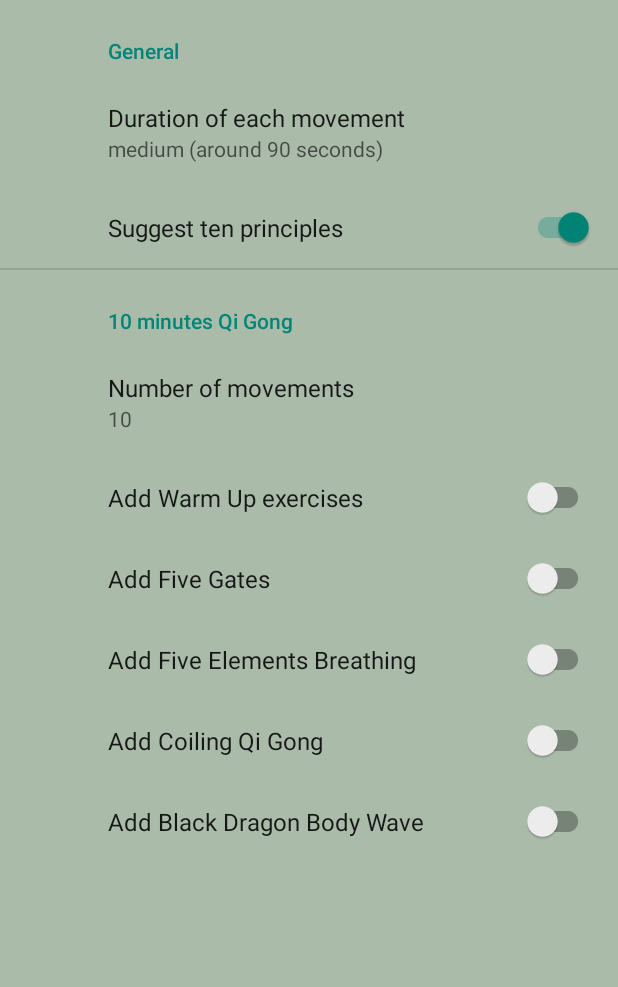
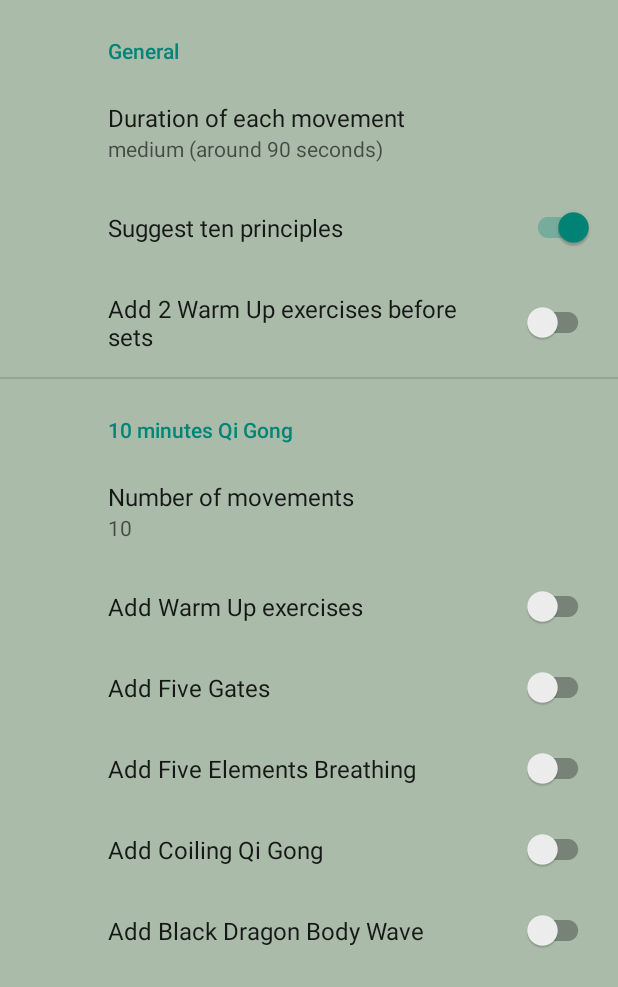
Before and after one commit to gabrielecuccu/YangStyleTaiChi, an Android app: the SettingsActivity screen opened directly, with no data from a screen before it, on a phone screen of 412 x 824 dp. Shown: the top 987 px of the screen. Run offline under Robolectric (Android 15) with nearby library versions, the phone set to English and light mode, and no system bars; our stand-ins replace androidx.preference.

Commit message:
warmUp added to sets

```diff
--- a/app/src/main/java/expressive/qigong/gui/activities/MovementSetActivity.java
+++ b/app/src/main/java/expressive/qigong/gui/activities/MovementSetActivity.java
@@ -169,4 +169,9 @@ public class MovementSetActivity extends Activity implements TextToSpeech.OnInit
         String number = PreferenceManager.getDefaultSharedPreferences(this).getString("RANDOM_NUMBER_OF_MOVEMENTS", "10");
         return Integer.parseInt(number);
     }
+
+    @Override
+    public boolean getAddWarmUpToAllSets() {
+        return PreferenceManager.getDefaultSharedPreferences(this).getBoolean("ADD_WARM_UP_TO_ALL_SETS", false);
+    }
 }
--- a/app/src/main/java/expressive/qigong/gui/core/MovementSetActivityView.java
+++ b/app/src/main/java/expressive/qigong/gui/core/MovementSetActivityView.java
@@ -37,4 +37,6 @@ public interface MovementSetActivityView {
     boolean getSuggestTenPrinciples();
 
     int getNumberOfMovements();
+
+    boolean getAddWarmUpToAllSets();
 }
--- a/app/src/main/res/xml/root_preferences.xml
+++ b/app/src/main/res/xml/root_preferences.xml
@@ -17,6 +17,11 @@
             app:key="SUGGEST_TEN_PRINCIPLES"
             app:title="Suggest ten principles"
             app:defaultValue="true"/>
+
+        <SwitchPreferenceCompat
+            app:key="ADD_WARM_UP_TO_ALL_SETS"
+            app:defaultValue="false"
+            app:title="Add 2 Warm Up exercises before sets" />
 
     </PreferenceCategory>
 
```
Also changed, not shown: app/src/main/java/expressive/qigong/gui/controllers/MovementSetActivityControllerImpl.java (+38 -0 lines).
